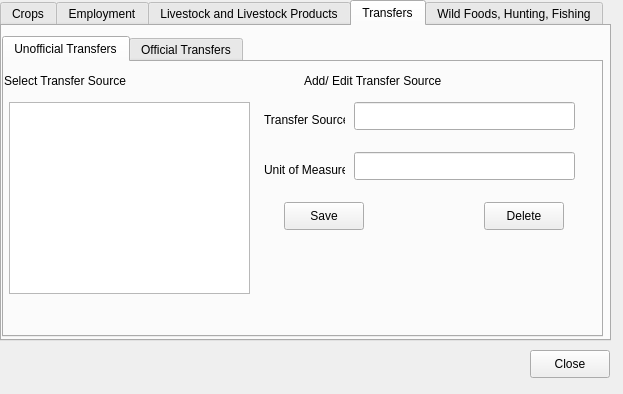
Above: src/openihm/gui/designs/ui_manageincomedetails.ui from snim2mirror/openihm before the change. Below: the same form after it.
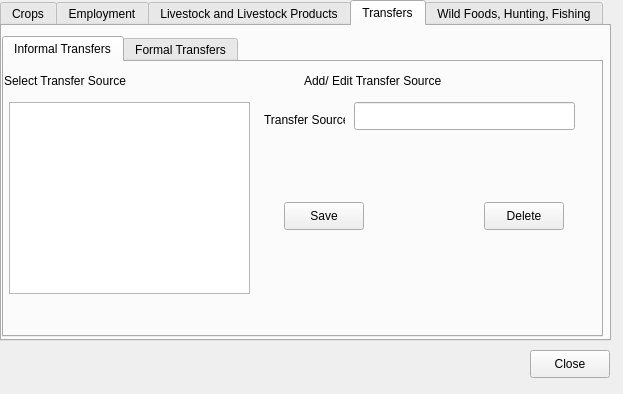
That is the form after the change. The open tabs and pages were chosen to show the change.

Commit message: updating code and interface for Transfers under Data Management

Diff of the .ui file:
```diff
--- a/src/openihm/gui/designs/ui_manageincomedetails.ui
+++ b/src/openihm/gui/designs/ui_manageincomedetails.ui
@@ -467,7 +467,7 @@
      </property>
      <widget class="QWidget" name="tab">
       <attribute name="title">
-       <string>Unofficial Transfers</string>
+       <string>Informal Transfers</string>
       </attribute>
       <widget class="QLabel" name="label_32">
        <property name="geometry">
@@ -544,29 +544,6 @@
         </rect>
        </property>
       </widget>
-      <widget class="QLineEdit" name="txtTransferUnitofMeasure">
-       <property name="geometry">
-        <rect>
-         <x>350</x>
-         <y>90</y>
-         <width>221</width>
-         <height>28</height>
-        </rect>
-       </property>
-      </widget>
-      <widget class="QLabel" name="label">
-       <property name="geometry">
-        <rect>
-         <x>260</x>
-         <y>100</y>
-         <width>81</width>
-         <height>16</height>
-        </rect>
-       </property>
-       <property name="text">
-        <string>Unit of Measure</string>
-       </property>
-      </widget>
       <widget class="QLabel" name="label_2">
        <property name="geometry">
         <rect>
@@ -583,7 +560,7 @@
      </widget>
      <widget class="QWidget" name="tab_3">
       <attribute name="title">
-       <string>Official Transfers</string>
+       <string>Formal Transfers</string>
       </attribute>
       <widget class="QLabel" name="label_35">
        <property name="geometry">
```
Left out of the diff: 27 changed lines with no effect on the pictures. The commit also changes 1 other file.
